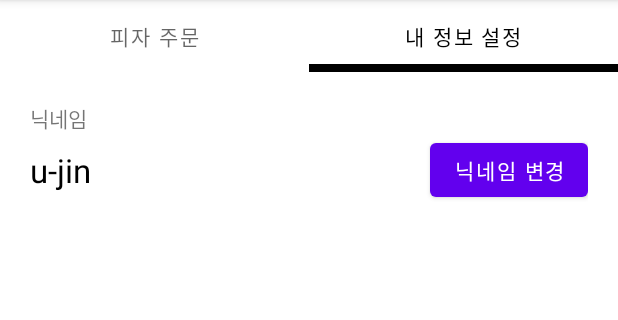
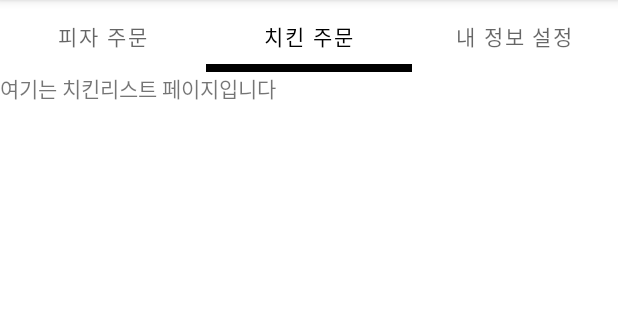
Before and after one commit to ujin-Bang/DeliveryOrder_20220528, an Android app: the screen it shows after launch (MainActivity), tab 2 chosen, on a phone screen of 412 x 824 dp, the part 84-404 px from its top. Run offline under Robolectric (Android 15) with nearby library versions, the phone set to English and light mode, and no system bars; our stand-ins replace data binding; pictures from the network do not load.

Commit message:
치킨 주문 탭/fragment 추가

```diff
--- a/app/src/main/java/com/start/deliveryorder_20220528/adapters/MainViewPagerAdapter.kt
+++ b/app/src/main/java/com/start/deliveryorder_20220528/adapters/MainViewPagerAdapter.kt
@@ -3,6 +3,7 @@ package com.start.deliveryorder_20220528.adapters
 import androidx.fragment.app.Fragment
 import androidx.fragment.app.FragmentManager
 import androidx.fragment.app.FragmentPagerAdapter
+import com.start.deliveryorder_20220528.fragments.ChickenStoreListFragment
 import com.start.deliveryorder_20220528.fragments.MyProfileFragment
 import com.start.deliveryorder_20220528.fragments.PizzaStoreListFragment
 
@@ -11,17 +12,19 @@ class MainViewPagerAdapter(fm: FragmentManager): FragmentPagerAdapter(fm) {
     override fun getPageTitle(position: Int): CharSequence? {
         return when(position){
             0 -> "피자 주문"
+            1 -> "치킨 주문"
             else -> "내 정보 설정"
         }
     }
 
     override fun getCount(): Int {
-        return 2
+        return 3
     }
 
     override fun getItem(position: Int): Fragment {
         return when(position){
             0 -> PizzaStoreListFragment()
+            1 -> ChickenStoreListFragment()
             else -> MyProfileFragment()
         }
     }
--- /dev/null
+++ b/app/src/main/java/com/start/deliveryorder_20220528/fragments/ChickenStoreListFragment.kt
@@ -0,0 +1,30 @@
+package com.start.deliveryorder_20220528.fragments
+
+import android.os.Bundle
+import android.view.LayoutInflater
+import android.view.View
+import android.view.ViewGroup
+import androidx.databinding.DataBindingUtil
+import androidx.fragment.app.Fragment
+import com.start.deliveryorder_20220528.R
+import com.start.deliveryorder_20220528.databinding.FragmentChickenStoreListBinding
+
+class ChickenStoreListFragment: Fragment() {
+
+    lateinit var binding: FragmentChickenStoreListBinding
+
+    override fun onCreateView(
+        inflater: LayoutInflater,
+        container: ViewGroup?,
+        savedInstanceState: Bundle?
+    ): View? {
+
+       binding = DataBindingUtil.inflate(inflater,R.layout.fragment_chicken_store_list, container, false)
+       return binding.root
+
+    }
+
+    override fun onActivityCreated(savedInstanceState: Bundle?) {
+        super.onActivityCreated(savedInstanceState)
+    }
+}
--- /dev/null
+++ b/app/src/main/res/layout/fragment_chicken_store_list.xml
@@ -0,0 +1,20 @@
+<?xml version="1.0" encoding="utf-8"?>
+<layout>
+    <LinearLayout xmlns:android="http://schemas.android.com/apk/res/android"
+        android:layout_width="match_parent"
+        android:layout_height="match_parent"
+        android:orientation="vertical">
+
+
+        <TextView
+            android:layout_width="wrap_content"
+            android:layout_height="wrap_content"
+            android:text="여기는 치킨리스트 페이지입니다"/>
+
+        <ListView
+            android:id="@+id/chickenListView"
+            android:layout_width="match_parent"
+            android:layout_height="match_parent"/>
+
+    </LinearLayout>
+</layout>
```
